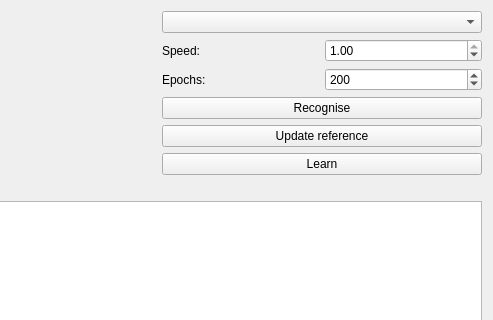
This is MainWindow.ui in dipili/image-recogniser as Qt 5 draws it before an edit; both pictures show x 176 to 669 and y 0 to 320 of the 669 by 437 pixel window. The edited form follows.
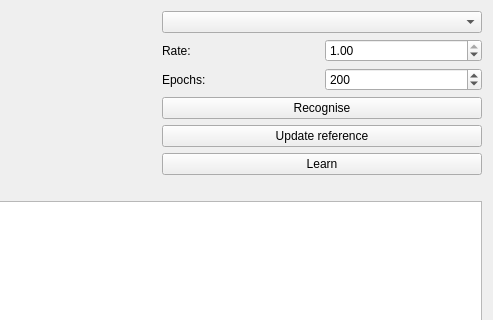
This is the edited form. Custom widgets are drawn as their Qt base class.

Diff of the .ui file:
```diff
--- a/MainWindow.ui
+++ b/MainWindow.ui
@@ -59,7 +59,7 @@
           <item>
            <widget class="QLabel" name="label_2">
             <property name="text">
-             <string>Speed:</string>
+             <string>Rate:</string>
             </property>
            </widget>
           </item>
```
